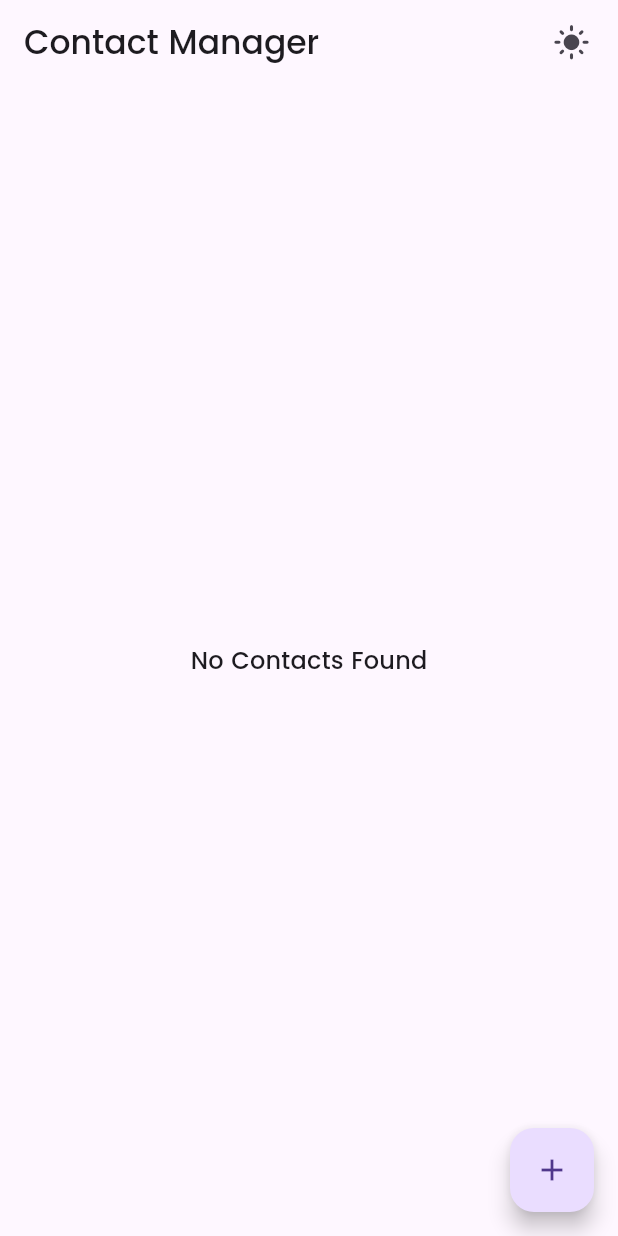
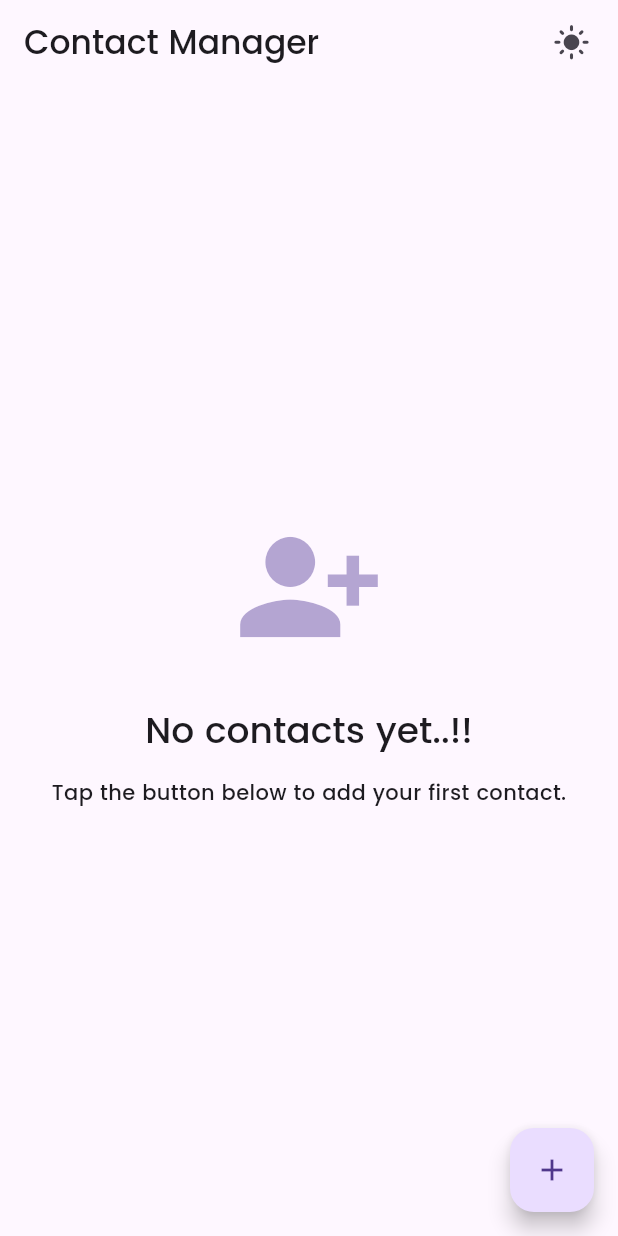
Before and after one commit to MohamdAshiq/contact_manager_app, a Flutter app: the screen it shows after launch, on a phone screen of 412 x 824 dp. Run offline on Flutter 3.47's test engine with Material 3 defaults, Android fonts, the phone set to English and light mode, and no system bars; our stand-ins replace shared_preferences, sqflite; accounts and stored records are empty.

Commit message:
Added Search Field in HomePage and Created EmptyContactsMessageWidget.

```diff
--- a/lib/screens/home_page.dart
+++ b/lib/screens/home_page.dart
@@ -3,6 +3,8 @@ import 'package:contact_manager_app/provider/contacts_provider.dart';
 import 'package:contact_manager_app/provider/theme_provider.dart';
 import 'package:contact_manager_app/screens/add_or_edit_screen.dart';
 import 'package:contact_manager_app/screens/contact_details_screen.dart';
+import 'package:contact_manager_app/widgets/empty_contacts_message_widget.dart';
+import 'package:flutter/cupertino.dart';
 import 'package:flutter/material.dart';
 import 'package:provider/provider.dart';
 
@@ -32,15 +34,39 @@ class HomePage extends StatelessWidget {
           builder: (context, value, _) => value.isloading
               ? Center(child: CircularProgressIndicator())
               : value.contacts.isNotEmpty
+              ? Column(
+                  children: [
+                    SizedBox(height: 10),
+                    Padding(
+                      padding: const EdgeInsets.all(10),
+                      child: CupertinoSearchTextField(
+                        placeholder: "Search Contacts",
+                        padding: EdgeInsetsGeometry.symmetric(
+                          vertical: 17,
+                          horizontal: 20,
+                        ),
+                        style: Theme.of(
+                          context,
+                        ).textTheme.bodyMedium?.apply(fontSizeDelta: 1),
+                        prefixInsets: EdgeInsets.only(left: 15),
+                        suffixInsets: EdgeInsets.only(right: 10),
+                        onChanged: (value) => context
+                            .read<ContactsProvider>()
+                            .setSearchQuery(value),
+                      ),
+                    ),
+                    Expanded(
+                      child: value.filteredContacts.isNotEmpty
                           ? ListView.builder(
                               padding: EdgeInsets.all(10),
-                  itemCount: value.contacts.length,
+                              itemCount: value.filteredContacts.length,
                               itemBuilder: (context, index) => ListTile(
                                 onTap: () => Navigator.push(
                                   context,
                                   MaterialPageRoute(
                                     builder: (context) => ContactDetailsScreen(
-                          contactId: value.contacts[index].id!,
+                                      contactId:
+                                          value.filteredContacts[index].id!,
                                     ),
                                   ),
                                 ),
@@ -49,7 +75,8 @@ class HomePage extends StatelessWidget {
                                   borderRadius: BorderRadius.circular(10),
                                 ),
                                 leading: Hero(
-                      tag: "profile_icon_${value.contacts[index].id}",
+                                  tag:
+                                      "profile_icon_${value.filteredContacts[index].id}",
                                   child: Icon(Icons.account_circle, size: 42),
                                 ),
                                 minLeadingWidth: 50,
@@ -59,21 +86,30 @@ class HomePage extends StatelessWidget {
                                   bottom: 5,
                                 ),
                                 title: Text(
-                      "${value.contacts[index].firstName} ${value.contacts[index].lastName}",
+                                  "${value.filteredContacts[index].firstName} ${value.filteredContacts[index].lastName}",
                                 ),
                                 subtitle: Padding(
                                   padding: EdgeInsets.symmetric(vertical: 3),
-                      child: Text(value.contacts[index].email),
+                                  child: Text(
+                                    value.filteredContacts[index].email,
                                   ),
-                    trailing: Icon(Icons.arrow_forward_ios_rounded, size: 20),
+                                ),
+                                trailing: Icon(
+                                  Icons.arrow_forward_ios_rounded,
+                                  size: 20,
+                                ),
                               ),
                             )
                           : Center(
                               child: Text(
-                    "No Contacts Found",
+                                "No Match found..!!",
                                 style: Theme.of(context).textTheme.titleMedium,
                               ),
                             ),
+                    ),
+                  ],
+                )
+              : EmptyContactsMessageWidget(),
         ),
       ),
       floatingActionButton: FloatingActionButton(
--- /dev/null
+++ b/lib/widgets/empty_contacts_message_widget.dart
@@ -0,0 +1,31 @@
+import 'package:flutter/material.dart';
+
+class EmptyContactsMessageWidget extends StatelessWidget {
+  const EmptyContactsMessageWidget({super.key});
+
+  @override
+  Widget build(BuildContext context) {
+    return Center(
+      child: Column(
+        mainAxisAlignment: MainAxisAlignment.center,
+        children: [
+          Icon(
+            Icons.person_add_alt_1,
+            size: 100,
+            color: Theme.of(context).colorScheme.primary.withAlpha(125),
+          ),
+          const SizedBox(height: 30),
+          Text(
+            'No contacts yet..!!',
+            style: Theme.of(context).textTheme.headlineSmall,
+          ),
+          const SizedBox(height: 15),
+          Text(
+            'Tap the button below to add your first contact.',
+            style: Theme.of(context).textTheme.bodyMedium,
+          ),
+        ],
+      ),
+    );
+  }
+}
```
Also changed, not shown: lib/provider/contacts_provider.dart (+20 -0 lines). Lines whose indentation alone changed are shown as unchanged.
